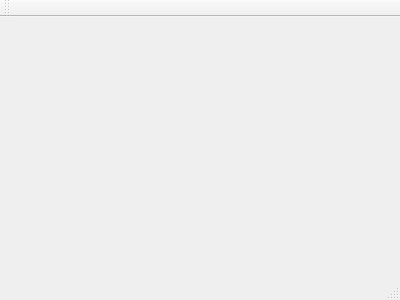
First picture: the form in gui/CountDaLoot/mainwindow.ui, repository stryku/CountDaLoot, before the edit.
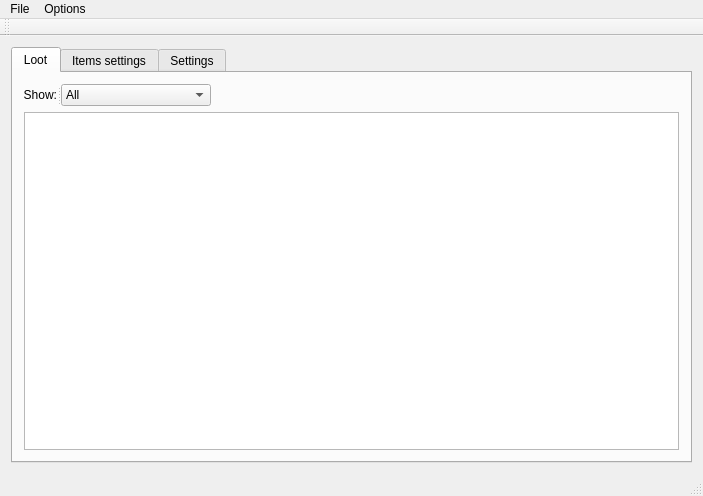
Second picture: the form after the edit.

Commit message: updated Loot tab gui

The edit to the form file:
```diff
--- a/gui/CountDaLoot/mainwindow.ui
+++ b/gui/CountDaLoot/mainwindow.ui
@@ -1,24 +1,156 @@
 <ui version="4.0">
  <class>MainWindow</class>
- <widget class="QMainWindow" name="MainWindow" >
-  <property name="geometry" >
+ <widget class="QMainWindow" name="MainWindow">
+  <property name="geometry">
    <rect>
     <x>0</x>
     <y>0</y>
-    <width>400</width>
-    <height>300</height>
+    <width>703</width>
+    <height>496</height>
    </rect>
   </property>
   <property name="windowTitle" >
    <string>MainWindow</string>
   </property>
-  <widget class="QMenuBar" name="menuBar" />
-  <widget class="QToolBar" name="mainToolBar" />
-  <widget class="QWidget" name="centralWidget" />
-  <widget class="QStatusBar" name="statusBar" />
+  <widget class="QWidget" name="centralWidget">
+   <layout class="QGridLayout" name="gridLayout">
+    <item row="0" column="0">
+     <widget class="QTabWidget" name="tabWidget">
+      <property name="currentIndex">
+       <number>0</number>
+      </property>
+      <widget class="QWidget" name="tab">
+       <attribute name="title">
+        <string>Loot</string>
+       </attribute>
+       <layout class="QGridLayout" name="gridLayout_2">
+        <item row="0" column="0">
+         <widget class="QSplitter" name="splitter">
+          <property name="orientation">
+           <enum>Qt::Horizontal</enum>
+          </property>
+          <widget class="QLabel" name="label">
+           <property name="maximumSize">
+            <size>
+             <width>33</width>
+             <height>16777215</height>
+            </size>
+           </property>
+           <property name="layoutDirection">
+            <enum>Qt::LeftToRight</enum>
+           </property>
+           <property name="text">
+            <string>Show:</string>
+           </property>
+           <property name="alignment">
+            <set>Qt::AlignRight|Qt::AlignTrailing|Qt::AlignVCenter</set>
+           </property>
+          </widget>
+          <widget class="QComboBox" name="comboBox">
+           <property name="maximumSize">
+            <size>
+             <width>150</width>
+             <height>16777215</height>
+            </size>
+           </property>
+           <item>
+            <property name="text">
+             <string>All</string>
+            </property>
+           </item>
+           <item>
+            <property name="text">
+             <string>Only interesting</string>
+            </property>
+           </item>
+          </widget>
+         </widget>
+        </item>
+        <item row="1" column="0">
+         <widget class="QTextEdit" name="textEdit"/>
+        </item>
+       </layout>
+      </widget>
+      <widget class="QWidget" name="tab_2">
+       <attribute name="title">
+        <string>Items settings</string>
+       </attribute>
+      </widget>
+      <widget class="QWidget" name="tab_3">
+       <attribute name="title">
+        <string>Settings</string>
+       </attribute>
+      </widget>
+     </widget>
+    </item>
+   </layout>
+  </widget>
+  <widget class="QMenuBar" name="menuBar">
+   <property name="geometry">
+    <rect>
+     <x>0</x>
+     <y>0</y>
+     <width>703</width>
+     <height>21</height>
+    </rect>
+   </property>
+   <widget class="QMenu" name="menuFile">
+    <property name="title">
+     <string>File</string>
+    </property>
+    <addaction name="actionOpen"/>
+    <addaction name="actionSave"/>
+    <addaction name="actionExit"/>
+    <addaction name="actionSave_as"/>
+   </widget>
+   <widget class="QMenu" name="menuOptions">
+    <property name="title">
+     <string>Options</string>
+    </property>
+    <addaction name="actionAlways_on_top"/>
+   </widget>
+   <addaction name="menuFile"/>
+   <addaction name="menuOptions"/>
+  </widget>
+  <widget class="QToolBar" name="mainToolBar">
+   <attribute name="toolBarArea">
+    <enum>TopToolBarArea</enum>
+   </attribute>
+   <attribute name="toolBarBreak">
+    <bool>false</bool>
+   </attribute>
+  </widget>
+  <widget class="QStatusBar" name="statusBar"/>
+  <action name="actionOpen">
+   <property name="text">
+    <string>Open</string>
+   </property>
+  </action>
+  <action name="actionExit">
+   <property name="text">
+    <string>Exit</string>
+   </property>
+  </action>
+  <action name="actionSave">
+   <property name="text">
+    <string>Save</string>
+   </property>
+  </action>
+  <action name="actionSave_as">
+   <property name="text">
+    <string>Save as..</string>
+   </property>
+  </action>
+  <action name="actionAlways_on_top">
+   <property name="checkable">
+    <bool>true</bool>
+   </property>
+   <property name="text">
+    <string>Always on top</string>
+   </property>
+  </action>
  </widget>
- <layoutDefault spacing="6" margin="11" />
- <pixmapfunction></pixmapfunction>
+ <layoutdefault spacing="6" margin="11"/>
  <resources/>
  <connections/>
 </ui>
```
Left out of the diff: 3 changed lines with no effect on the pictures. The commit also changes 5 other files.
